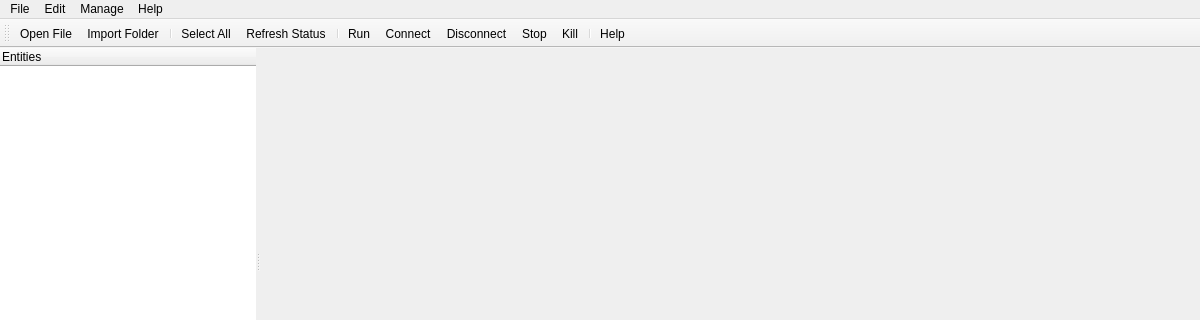
This is src/yarpmanager++/src-manager/mainwindow.ui in robotology/yarp as Qt 5 draws it before an edit; both pictures show x 0 to 1200 and y 0 to 320 of the 1200 by 600 pixel window. The edited form follows.
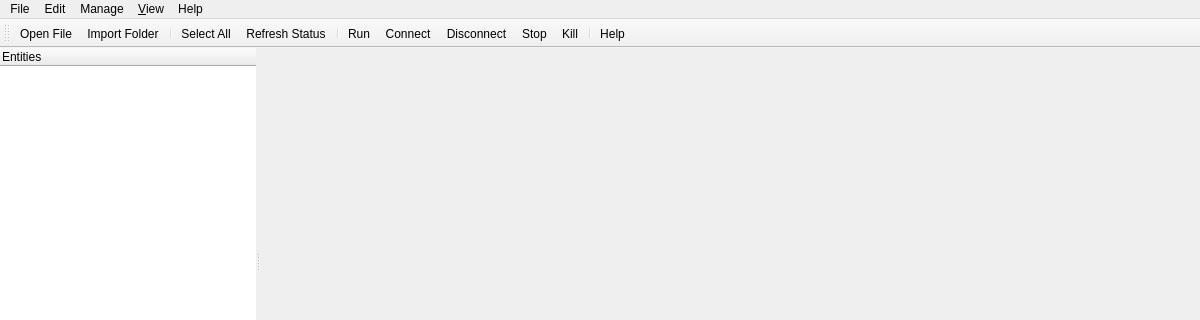
This is the edited form. Icons and pictures are not drawn. Custom widgets are drawn as their Qt base class.

Commit message: adding show/hide menue for manager/builder windows

Patch:
```diff
--- a/src/yarpmanager++/src-manager/mainwindow.ui
+++ b/src/yarpmanager++/src-manager/mainwindow.ui
@@ -221,7 +221,7 @@
      <x>0</x>
      <y>0</y>
      <width>1200</width>
-     <height>25</height>
+     <height>19</height>
     </rect>
    </property>
    <property name="nativeMenuBar">
@@ -280,9 +280,17 @@
     <addaction name="actionHelp"/>
     <addaction name="actionAbout"/>
    </widget>
+   <widget class="QMenu" name="menu_View">
+    <property name="title">
+     <string>&amp;View</string>
+    </property>
+    <addaction name="action_Builder_Window"/>
+    <addaction name="action_Manager_Window"/>
+   </widget>
    <addaction name="menuFile"/>
    <addaction name="menuEdit"/>
    <addaction name="menuManage"/>
+   <addaction name="menu_View"/>
    <addaction name="menuHelp"/>
   </widget>
   <widget class="QToolBar" name="mainToolBar">
```
Left out of the diff: 60 changed lines with no effect on the pictures. The commit also changes 4 other files.
